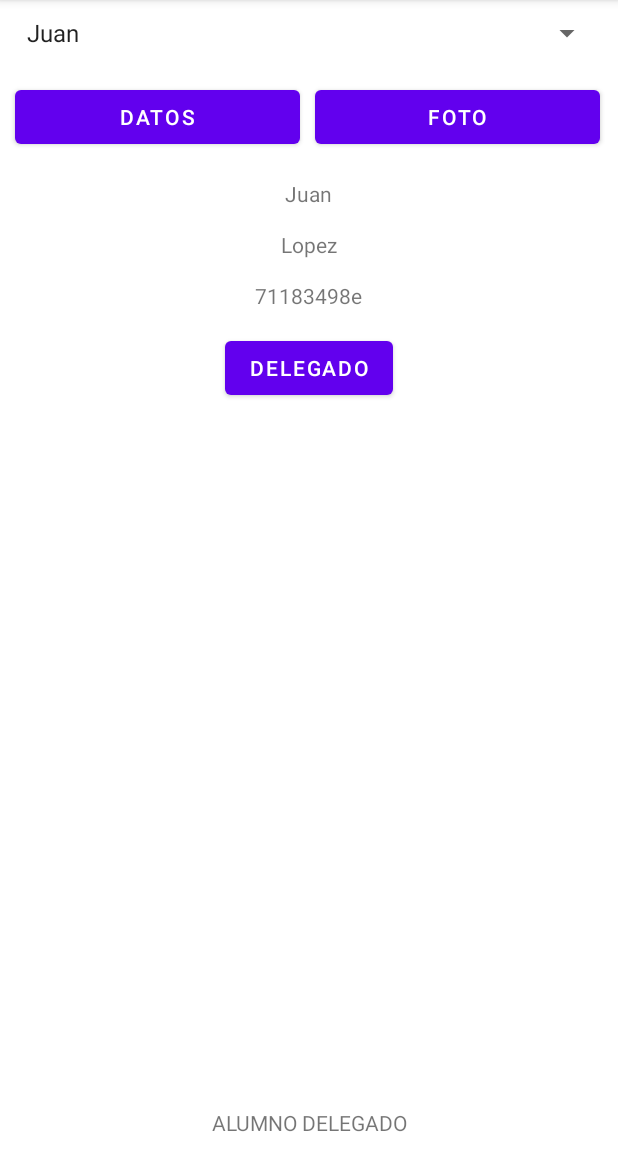
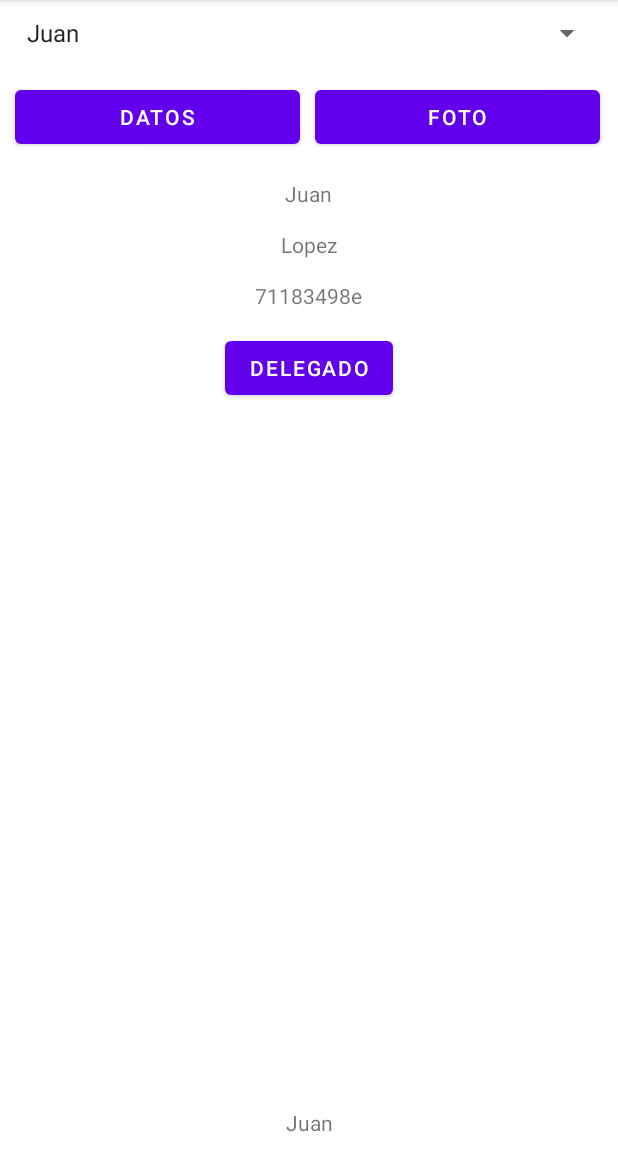
Before and after one commit to pablofu9/FragmentsKotlin, an Android app: the fragment FragmentDatos placed in its activity, after a tap on "DELEGADO", on a phone screen of 412 x 824 dp, the part 84-1236 px from its top. Run offline under Robolectric (Android 15) with nearby library versions, the phone set to English and light mode, and no system bars; 3 other taps on this screen came first.

Commit message:
Practica17 ACABADA

```diff
--- a/app/src/main/java/com/example/practica17/activities/MainActivity.kt
+++ b/app/src/main/java/com/example/practica17/activities/MainActivity.kt
@@ -6,6 +6,7 @@ import android.view.View
 import android.widget.ArrayAdapter
 import android.widget.Button
 import android.widget.Spinner
+import android.widget.TextView
 import androidx.fragment.app.Fragment
 import com.example.practica17.R
 import com.example.practica17.fragments.FragmentDatos
@@ -18,6 +19,7 @@ class MainActivity : AppCompatActivity(), OnFragmentEventListener, View.OnClickL
     private lateinit var spinner:Spinner
     private lateinit var btnDatos:Button
     private lateinit var btnFotos:Button
+    private lateinit var txtDelegado :TextView
     val fragmento1 = FragmentDatos()
     val fragmento2 = FragmentFotos()
     val manager = supportFragmentManager
@@ -34,7 +36,7 @@ class MainActivity : AppCompatActivity(), OnFragmentEventListener, View.OnClickL
 
         val adapter = ArrayAdapter(this,android.R.layout.simple_spinner_item, alumnos)
         spinner.adapter=adapter
-
+        txtDelegado=findViewById(R.id.txtDelegado)
         btnDatos=findViewById(R.id.btnDatos)
         btnFotos=findViewById(R.id.btnFoto)
 
@@ -47,8 +49,9 @@ class MainActivity : AppCompatActivity(), OnFragmentEventListener, View.OnClickL
 
 
 
-    override fun onFragmentEvent(alumno: Alumno) {
-
+    override fun onFragmentEvent(nombre: String) {
+        //Recogemos el nombre del textview de nombre del fragment y se lo ponemos al textview de delegado
+        txtDelegado.text=nombre
     }
 
     override fun onClick(v: View?) {
--- a/app/src/main/java/com/example/practica17/fragments/FragmentDatos.kt
+++ b/app/src/main/java/com/example/practica17/fragments/FragmentDatos.kt
@@ -1,5 +1,6 @@
 package com.example.practica17.fragments
 
+import android.content.Context
 import android.os.Bundle
 import androidx.fragment.app.Fragment
 import android.view.LayoutInflater
@@ -9,6 +10,7 @@ import android.widget.Button
 import android.widget.ImageView
 import android.widget.TextView
 import com.example.practica17.R
+import com.example.practica17.interfaces.OnFragmentEventListener
 import com.example.practica17.model.Alumno
 
 
@@ -18,7 +20,7 @@ class FragmentDatos : Fragment(), View.OnClickListener {
     private lateinit var txtApellidos:TextView
     private lateinit var txtDni:TextView
     private lateinit var btnDelegado:Button
-
+    private var listener :OnFragmentEventListener?=null
     override fun onCreate(savedInstanceState: Bundle?) {
         super.onCreate(savedInstanceState)
 
@@ -47,9 +49,27 @@ class FragmentDatos : Fragment(), View.OnClickListener {
 
     }
 
+    override fun onAttach(context: Context) {
+        super.onAttach(context)
+        //Guardar la referencia al listener de la actividad
+        if(context is OnFragmentEventListener){
+            listener=context
+        }
+    }
+
+    override fun onDetach() {
+        super.onDetach()
+        //Libera la referencia al listener
+        listener=null
+    }
+
     override fun onClick(v: View?) {
-        if(arguments!=null){
+        listener?.let {
+            // Obtiene el Item
 
+            // Se lo pasa a la actividad
+            //Le pasamos el nombre que es el textView del txtNombre que esta en el fragment
+            listener!!.onFragmentEvent(nombre =txtNombre.text.toString())
         }
     }
 }
--- a/app/src/main/java/com/example/practica17/interfaces/OnFragmentEventListener.kt
+++ b/app/src/main/java/com/example/practica17/interfaces/OnFragmentEventListener.kt
@@ -3,5 +3,5 @@ package com.example.practica17.interfaces
 import com.example.practica17.model.Alumno
 
 interface OnFragmentEventListener {
-    fun onFragmentEvent(alumno: Alumno)
+    fun onFragmentEvent(nombre: String)
 }
--- a/app/src/main/res/layout/activity_main.xml
+++ b/app/src/main/res/layout/activity_main.xml
@@ -37,14 +37,18 @@
         android:layout_margin="10dp"
         android:id="@+id/frame"
         android:layout_below="@+id/btnDatos"/>
+
     <TextView
+        android:id="@+id/txtDelegado"
         android:layout_width="match_parent"
         android:layout_height="wrap_content"
-        android:layout_margin="10dp"
-        android:text="ALUMNO DELEGADO"
-        android:id="@+id/txtDelegado"
         android:layout_alignParentBottom="true"
         android:layout_centerHorizontal="true"
-        android:textAlignment="center"/>
+        android:layout_marginStart="10dp"
+        android:layout_marginTop="10dp"
+        android:layout_marginEnd="10dp"
+        android:layout_marginBottom="10dp"
+        android:text="ALUMNO DELEGADO"
+        android:textAlignment="center" />
 
 </RelativeLayout>
```
